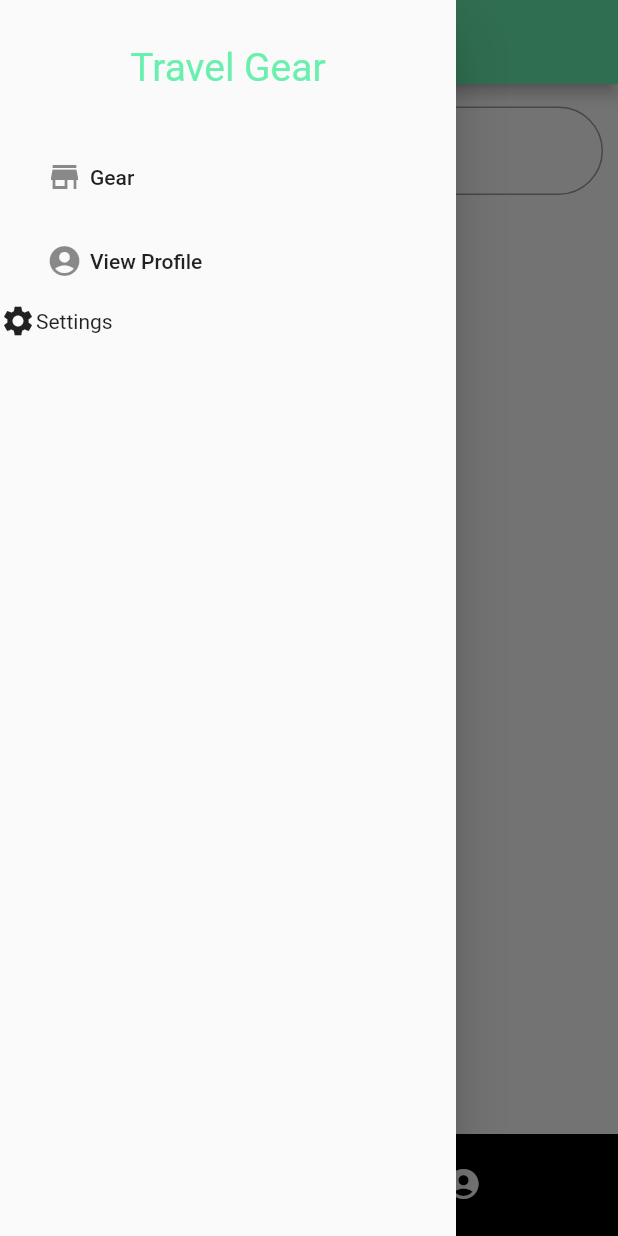
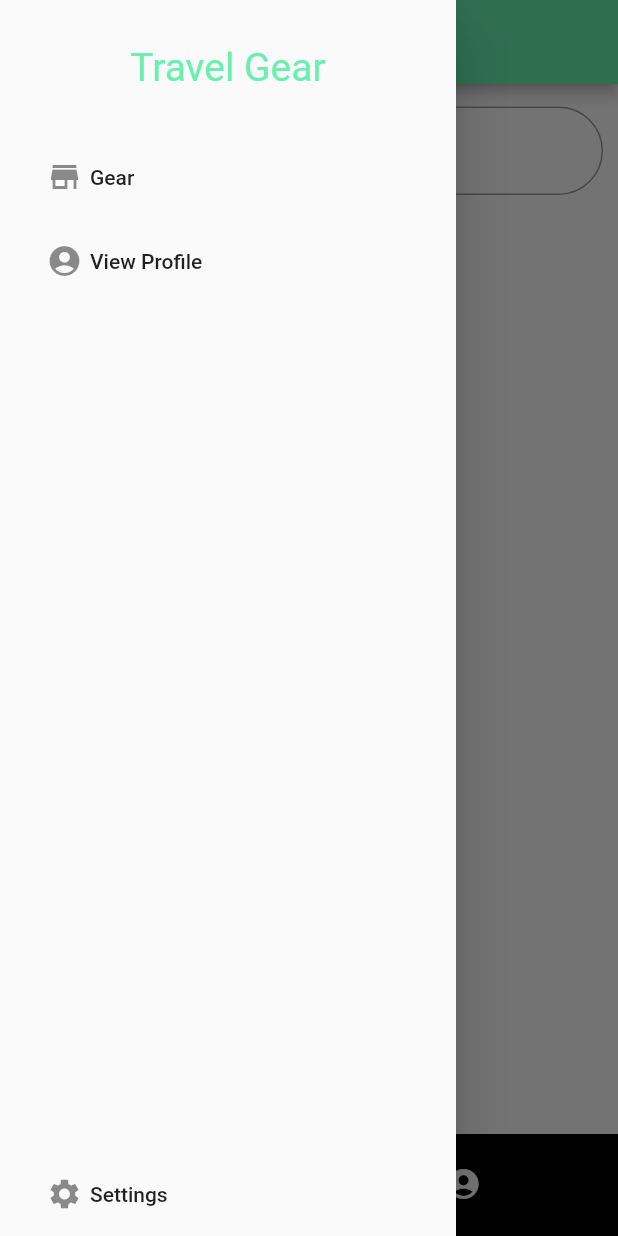
Before and after one commit to jessebelcourt/travel-gear-mobile, a Flutter app: the GearView screen opened by its route, with the side drawer open, on a phone screen of 412 x 824 dp. Run offline on Flutter 3.47's test engine with Material 2 defaults, Android fonts, the phone set to English and light mode, and no system bars; our stand-ins replace dio, email_validator, equatable, flutter_redux, redux, sqflite; accounts and stored records are empty.

```diff
--- a/lib/main.dart
+++ b/lib/main.dart
@@ -7,6 +7,7 @@ import 'package:travel_gear_mobile/redux/app_store.dart';
 import 'package:travel_gear_mobile/ui/views/gear_view.dart';
 import 'package:travel_gear_mobile/ui/views/login_view.dart';
 import 'package:travel_gear_mobile/ui/views/register_view.dart';
+import 'package:travel_gear_mobile/ui/views/settings_view.dart';
 import 'package:travel_gear_mobile/ui/views/user_profile.dart';
 import 'package:travel_gear_mobile/ui/views/splash_view.dart';
 
@@ -38,6 +39,7 @@ class _TravelGearAppState extends State<TravelGearApp> {
           '/login': (BuildContext context) => LoginView(),
           '/register': (BuildContext context) => RegisterView(),
           '/userprofile': (BuildContext context) => UserProfileView(),
+          '/settings': (BuildContext context) => SettingsView(),
         },
       ),
     );
--- a/lib/models/view_models.dart/drawer_view_model.dart
+++ b/lib/models/view_models.dart/drawer_view_model.dart
@@ -6,11 +6,13 @@ import 'package:travel_gear_mobile/redux/app_state.dart';
 class DrawerViewUIModel {
   final Function navigateToUserProfile;
   final Function navigateToGearView;
+  final Function navigateToSettingsView;
   final UserModel user;
 
   DrawerViewUIModel({
     this.navigateToUserProfile,
     this.navigateToGearView,
+    this.navigateToSettingsView,
     this.user,
   });
 
@@ -18,6 +20,7 @@ class DrawerViewUIModel {
     return DrawerViewUIModel(
       navigateToUserProfile: () => store.dispatch(NavigateToUserProfileViewFromDrawer()),
       navigateToGearView: () => store.dispatch(NavigateToGearView()),
+      navigateToSettingsView: () => store.dispatch(PushToSettingsViewAction()),
       user: store.state.userState.user,
     );
   }
--- a/lib/redux/actions/navigation_actions.dart
+++ b/lib/redux/actions/navigation_actions.dart
@@ -9,3 +9,6 @@ class NavigateToUserProfileViewFromDrawer {}
 
 /// Auth Navigation Actions
 class PushToRegisterViewAction {}
+
+/// Settings Naviation Actions
+class PushToSettingsViewAction {}
--- a/lib/redux/middleware/navigation_middleware.dart
+++ b/lib/redux/middleware/navigation_middleware.dart
@@ -30,6 +30,10 @@ class NavigationMiddleware extends MiddlewareClass<AppState> {
       Keys.navKey.currentState.pushNamed('/login');
     }
 
+    if (action is PushToSettingsViewAction) {
+      Keys.navKey.currentState.pushNamed('/settings');
+    }
+
     next(action);
   }
 }
--- a/lib/ui/components/custom_drawer.dart
+++ b/lib/ui/components/custom_drawer.dart
@@ -34,6 +34,7 @@ class _CustomAppDrawerState extends State<CustomAppDrawer> {
 
   Column _buildDrawerContent(DrawerViewUIModel viewModel) {
     return Column(
+      mainAxisAlignment: MainAxisAlignment.spaceBetween,
       children: <Widget>[
         ListView(
           shrinkWrap: true,
@@ -55,20 +56,30 @@ class _CustomAppDrawerState extends State<CustomAppDrawer> {
             _buildProfileNavigationButton(viewModel),
           ],
         ),
+        _buildSettingsNavigationButton(viewModel),
+      ],
+    );
+  }
+
+  Container _buildSettingsNavigationButton(DrawerViewUIModel viewModel) {
+    return Container(
+      padding: EdgeInsets.only(
+        left: 15,
+      ),
+      child: ListTile(
+        onTap: viewModel.navigateToSettingsView,
+        title: Row(
+          children: <Widget>[
             Container(
               padding: EdgeInsets.only(
-            right: 15,
+                right: 5,
               ),
-          child: Row(
-            children: <Widget>[
-              Container(
               child: Icon(Icons.settings),
             ),
             Text('Settings'),
           ],
         ),
       ),
-      ],
     );
   }
 
```
Also changed, not shown: lib/ui/views/settings_view.dart (added, +40 -0 lines). Lines whose indentation alone changed are shown as unchanged.
